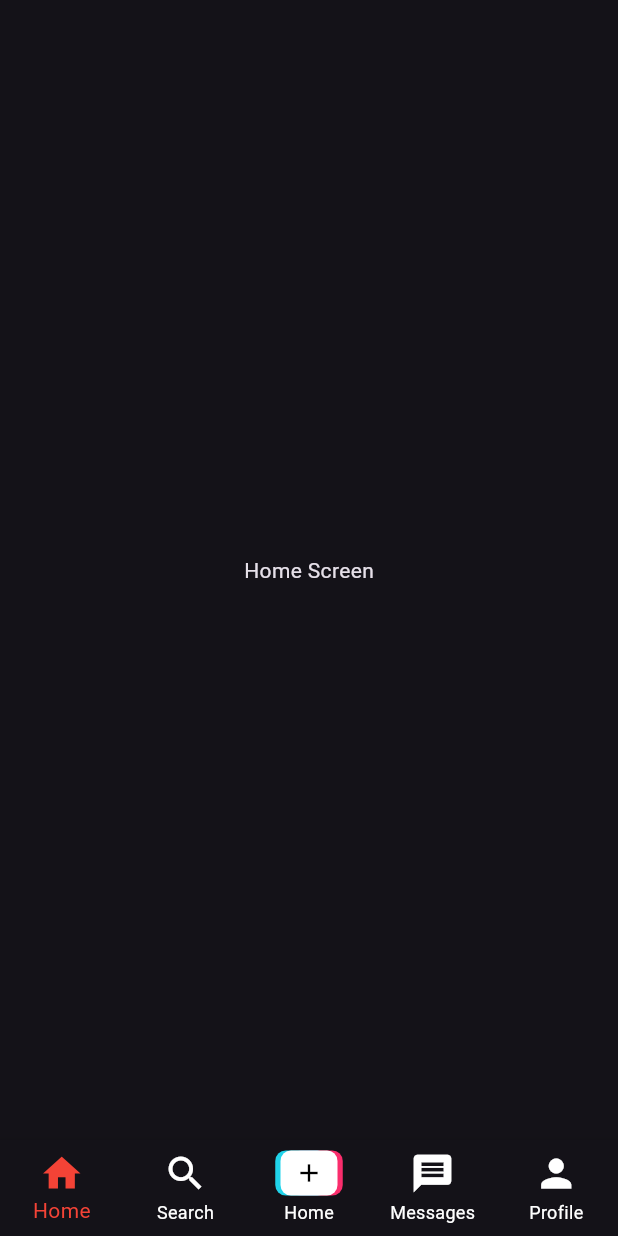
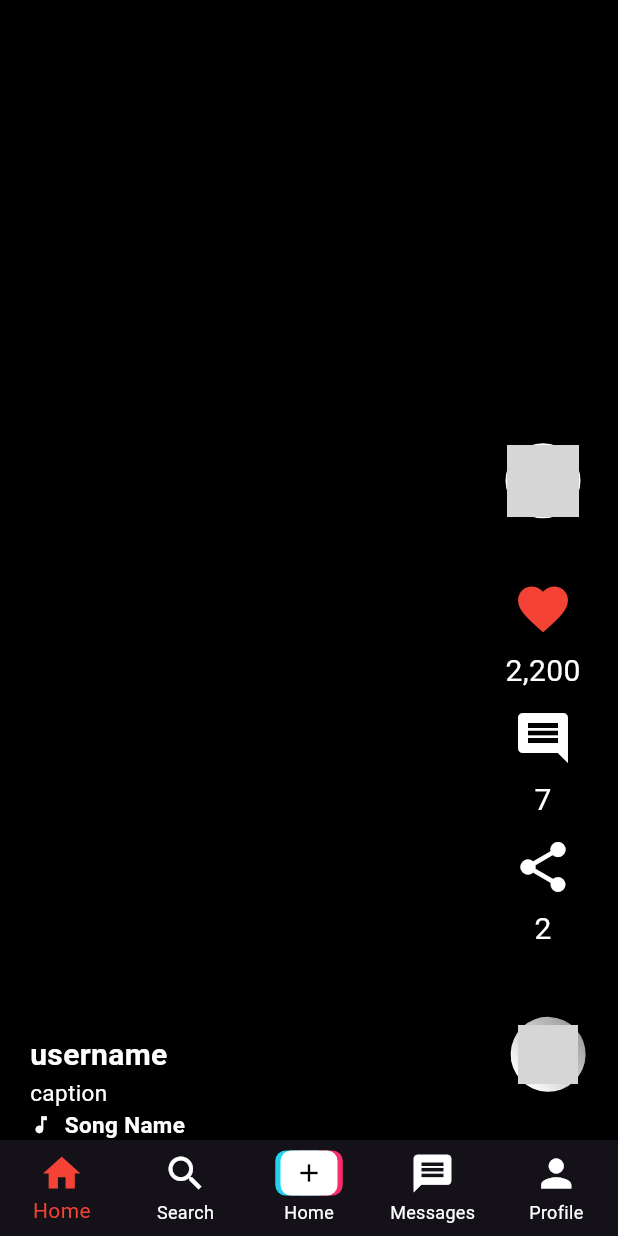
Before and after one commit to OmarElmanzalawy/tiktok-clone, a Flutter app: the HomeScreen screen opened by its route, on a phone screen of 412 x 824 dp. Run offline on Flutter 3.47's test engine with Material 3 defaults, Android fonts, the light colour scheme and no system bars; our stand-ins replace cloud_firestore, firebase_auth, firebase_core, firebase_storage, flutter_riverpod, get_it and 3 more; missing offline and left inert: video_compress; accounts and stored records are empty; generated files the repository leaves out were written again; network calls fail; grey boxes are pictures that could not be loaded.

Commit message:
finished video_screen ui

```diff
--- a/lib/constants/app_constants.dart
+++ b/lib/constants/app_constants.dart
@@ -2,10 +2,11 @@
 import 'package:flutter/material.dart';
 import 'package:tiktok_clone2/screens/add_video_screen.dart';
 import 'package:tiktok_clone2/screens/home_screen.dart';
+import 'package:tiktok_clone2/screens/video_screen.dart';
 class AppConstants {
 
   static Map<int,Widget> pages ={
-    0: Text('Home Screen'),
+    0: VideoScreen(),
     1: Text('Search Screen'),
     2: AddVideoScreen(),
     3: Text('Messages Screen'),
--- a/lib/main.dart
+++ b/lib/main.dart
@@ -21,6 +21,7 @@ void main() async{
   print('Firebase Initialized');
   //For debugging only untill logout is implemented
   //await FirebaseAuth.instance.signOut();
+  //print('CURRENT USER ID: ${FirebaseAuth.instance.currentUser!.uid}');
   runApp(ProviderScope(child: const MainApp()));
 }
 
--- a/lib/models/video_model.dart
+++ b/lib/models/video_model.dart
@@ -11,7 +11,7 @@ class VideoModel {
   String caption;
   String videoUrl;
   String thumbnail;
-  String profilePhoto;
+  String? profilePhoto;
 
   VideoModel({
     required this.username,
@@ -19,7 +19,7 @@ class VideoModel {
     required this.commentCount,
     required this.id,
     required this.likes,
-    required this.profilePhoto,
+    this.profilePhoto,
     required this.shareCount,
     required this.songName,
     required this.thumbnail,
--- a/lib/screens/auth/register_screen.dart
+++ b/lib/screens/auth/register_screen.dart
@@ -105,9 +105,9 @@ class SignupScreen extends ConsumerWidget {
             decoration: BoxDecoration(
                 color: AppConstants.buttonColor, borderRadius: BorderRadius.circular(5)),
             child: InkWell(
-                onTap: () {
+                onTap: () async{
                   print('register');
-                  AuthService.registerUser(
+                  await AuthService.registerUser(
                     email: _emailController.text,
                     password: _passwordController.text,
                     username: _userNameController.text,
--- /dev/null
+++ b/lib/screens/video_screen.dart
@@ -0,0 +1,160 @@
+import 'package:flutter/material.dart';
+import 'package:tiktok_clone2/widgets/circle_animation.dart';
+import 'package:tiktok_clone2/widgets/music_album.dart';
+import 'package:tiktok_clone2/widgets/video_player_item.dart';
+
+class VideoScreen extends StatelessWidget {
+  final PageController pageController = PageController(viewportFraction: 1);
+  VideoScreen({super.key});
+
+  buildProfile(String profilePhoto) {
+    return SizedBox(
+      width: 60,
+      height: 60,
+      child: Stack(
+        children: [
+          Positioned(
+            left: 5,
+            child: Container(
+              width: 50,
+              height: 50,
+              padding: EdgeInsets.all(1),
+              decoration: BoxDecoration(
+                  color: Colors.white, borderRadius: BorderRadius.circular(25)),
+              child: ClipRRect(
+                  borderRadius: BorderRadius.circular(25),
+                  child: Image(
+                    image: NetworkImage(profilePhoto),
+                    fit: BoxFit.cover,
+                  )),
+            ),
+          )
+        ],
+      ),
+    );
+  }
+
+  @override
+  Widget build(BuildContext context) {
+    final size = MediaQuery.sizeOf(context);
+    return Scaffold(
+        body: PageView.builder(
+            scrollDirection: Axis.vertical,
+            itemCount: 2,
+            controller: pageController,
+            itemBuilder: (index, context) {
+              return Stack(
+                children: [
+                  VideoPlayerItem(),
+                  Column(
+                    children: [
+                      const SizedBox(
+                        height: 100,
+                      ),
+                      Expanded(
+                          child: Row(
+                        mainAxisAlignment: MainAxisAlignment.end,
+                        mainAxisSize: MainAxisSize.max,
+                        children: [
+                          Expanded(
+                            child: Align(
+                              alignment: Alignment.bottomLeft,
+                              child: Container(
+                                padding: const EdgeInsets.only(left: 20),
+                                child: const Column(
+                                  mainAxisSize: MainAxisSize.min,
+                                  crossAxisAlignment: CrossAxisAlignment.start,
+                                  mainAxisAlignment:
+                                      MainAxisAlignment.spaceEvenly,
+                                  children: [
+                                    Text(
+                                      'username',
+                                      style: TextStyle(
+                                          fontSize: 20,
+                                          color: Colors.white,
+                                          fontWeight: FontWeight.bold),
+                                    ),
+                                    Text(
+                                      'caption',
+                                      style: TextStyle(
+                                        fontSize: 15,
+                                        color: Colors.white,
+                                      ),
+                                    ),
+                                    Row(
+                                      mainAxisSize: MainAxisSize.min,
+                                      mainAxisAlignment: MainAxisAlignment.start,
+                                      children: [
+                                        const Icon(
+                                          Icons.music_note,
+                                          size: 15,
+                                          color: Colors.white,
+                                        ),
+                                        SizedBox(
+                                          width: 8,
+                                        ),
+                                        Text('Song Name',
+                                            style: TextStyle(
+                                                fontSize: 15,
+                                                color: Colors.white,
+                                                fontWeight: FontWeight.bold))
+                                      ],
+                                    )
+                                  ],
+                                ),
+                              ),
+                            ),
+                          ),
+                          Container(
+                            width: 100,
+                            margin: EdgeInsets.only(top: size.height / 5),
+                            child: Column(
+                              mainAxisAlignment: MainAxisAlignment.spaceEvenly,
+                              children: [
+                                buildProfile('https://www.postmalone.com/files/2022/05/Rectangle-8-1.png'),
+                                Column(
+                                  mainAxisAlignment: MainAxisAlignment.spaceEvenly,
+                                  children: [
+                                    InkWell(
+                                      child: Icon(
+                                        Icons.favorite,size: 40,color: Colors.red,
+                                        ),
+                                        ),
+                                        const SizedBox(height: 7,),
+                                        Text('2,200',style: TextStyle(fontSize: 20,color: Colors.white),),
+                                        SizedBox(height: 10,),
+
+                                                                           InkWell(
+                                      child: Icon(
+                                        Icons.comment,size: 40,color: Colors.white,
+                                        ),
+                                        ),
+                                        const SizedBox(height: 7,),
+                                        Text('7',style: TextStyle(fontSize: 20,color: Colors.white),),
+                                        SizedBox(height: 10,),
+
+                                                                           InkWell(
+                                      child: Icon(
+                                        Icons.share,size: 40,color: Colors.white,
+                                        ),
+                                        ),
+                                        const SizedBox(height: 7,),
+                                        Text('2',style: TextStyle(fontSize: 20,color: Colors.white),),
+                                        SizedBox(height: 35,),
+                                        CircleAnimation(child: MusicAlbum(profilePhoto:  'https://www.postmalone.com/files/2022/05/Rectangle-8-1.png')),
+
+                                  ],
+                                )
+                              ],
+                            ),
+
+                          )
+                        ],
+                      ))
+                    ],
+                  )
+                ],
+              );
+            }));
+  }
+}
--- a/lib/services/auth_service.dart
+++ b/lib/services/auth_service.dart
@@ -21,7 +21,7 @@ class AuthService  {
 
 
 
-  static void registerUser({required String username,required String email,required String password, File? image })async{
+  static Future<void> registerUser({required String username,required String email,required String password, File? image })async{
     try{
       if(username.isNotEmpty && email.isNotEmpty && password.isNotEmpty){
     UserCredential userCredential = await FirebaseAuth.instance.createUserWithEmailAndPassword(email: email, password: password);
--- a/lib/services/upload_video_service.dart
+++ b/lib/services/upload_video_service.dart
@@ -41,7 +41,6 @@ class UploadVideoService {
       return downloadUrl;
     }
 
-    try{
       String uid = FirebaseAuth.instance.currentUser!.uid;
       DocumentSnapshot userDoc = await FirebaseFirestore.instance.collection('users').doc(uid).get();
       var allDocs = await FirebaseFirestore.instance.collection('videos').get();
@@ -50,13 +49,13 @@ class UploadVideoService {
       String thumbnail = await _uploadThumbnailToStorage("Video $len", videoPath);
 
       VideoModel video = VideoModel(
-        username: (userDoc.data()! as Map<String,dynamic>)['name'],
+        username: (userDoc.data()! as Map<String,dynamic>)['username'],
         uid: uid,
         id: "Video $len",
         likes: [],
         commentCount: 0,
         shareCount: 0,
-        profilePhoto: (userDoc.data()! as Map<String,dynamic>)['profilephoto'],
+        profilePhoto: (userDoc.data() as Map<String,dynamic>)['profilephoto'],
         songName: songName,
         caption: caption,
         videoUrl: videoUrl,
@@ -67,10 +66,5 @@ class UploadVideoService {
       );
       //return true;
     }
-    catch(e){
-      print(e.toString());
-      //return false;
-    }
+
   }
-
-}
--- /dev/null
+++ b/lib/widgets/circle_animation.dart
@@ -0,0 +1,42 @@
+import 'package:flutter/material.dart';
+
+class CircleAnimation extends StatefulWidget {
+  final Widget child;
+  const CircleAnimation({super.key, required this.child});
+
+  @override
+  State<CircleAnimation> createState() => _CircleAnimationState();
+}
+
+class _CircleAnimationState extends State<CircleAnimation> with SingleTickerProviderStateMixin{
+  late AnimationController _controller;
+
+  @override
+  void initState() {
+    // TODO: implement initState
+    super.initState();
+    _controller = AnimationController(vsync: this,duration: Duration(milliseconds: 5000));
+    _controller.forward();
+    _controller.repeat();
+
+    _controller.addStatusListener((status){
+      print(status);
+      status == AnimationStatus.completed ? _controller.repeat() : null;
+    });
+  }
+
+  @override
+  void dispose() {
+    // TODO: implement dispose
+    super.dispose();
+    _controller.dispose();
+  }
+
+  @override
+  Widget build(BuildContext context) {
+    return RotationTransition(
+      turns:  Tween(begin: 0.0,end: 1.0).animate(_controller),
+      child: widget.child,
+    );
+  }
+}
--- /dev/null
+++ b/lib/widgets/music_album.dart
@@ -0,0 +1,25 @@
+import 'package:flutter/material.dart';
+
+class MusicAlbum extends StatelessWidget {
+  const MusicAlbum({super.key, required this.profilePhoto});
+  final String profilePhoto;
+
+  @override
+  Widget build(BuildContext context) {
+    return SizedBox(width: 60,height: 60,
+    child: Column(
+      children: [
+        Container(
+          padding: EdgeInsets.all(11),
+          height: 50,
+          width: 50,
+          decoration: BoxDecoration(gradient: const LinearGradient(colors: [Colors.grey,Colors.white]),
+          borderRadius: BorderRadius.circular(25),
+          ),
+          child: ClipRRect(borderRadius: BorderRadius.circular(25),child: Image(image: NetworkImage(profilePhoto),fit: BoxFit.cover,),),
+          ),
+      ],
+    ),
+    );
+  }
+}
--- /dev/null
+++ b/lib/widgets/video_player_item.dart
@@ -0,0 +1,43 @@
+import 'package:flutter/material.dart';
+import 'package:video_player/video_player.dart';
+
+class VideoPlayerItem extends StatefulWidget {
+  //final String videoUrl;
+  const VideoPlayerItem({super.key, /*required this.videoUrl*/});
+
+  @override
+  State<VideoPlayerItem> createState() => _VideoPlayerItemState();
+}
+
+class _VideoPlayerItemState extends State<VideoPlayerItem> {
+  late VideoPlayerController videoPlayerController;
+
+  @override
+  void initState() {
+    // TODO: implement initState
+    super.initState();
+    videoPlayerController = VideoPlayerController.networkUrl(Uri.http(/*widget.videoUrl*/''))..initialize().then((value) {
+      videoPlayerController.play();
+      videoPlayerController.setVolume(1);
+      videoPlayerController.setLooping(true);
+    });
+  }
+
+  @override
+  void dispose() {
+    // TODO: implement dispose
+    super.dispose();
+    videoPlayerController.dispose();
+  }
+
+  @override
+  Widget build(BuildContext context) {
+    final size = MediaQuery.sizeOf(context);
+    return Container(
+      width: size.width,
+      height: size.height,
+      decoration: BoxDecoration(color: Colors.black),
+      child: SizedBox() //VideoPlayer(videoPlayerController),
+    );
+  }
+}
```
Also changed, not shown: lib/services/init_getit.dart (line endings or trailing spaces).
